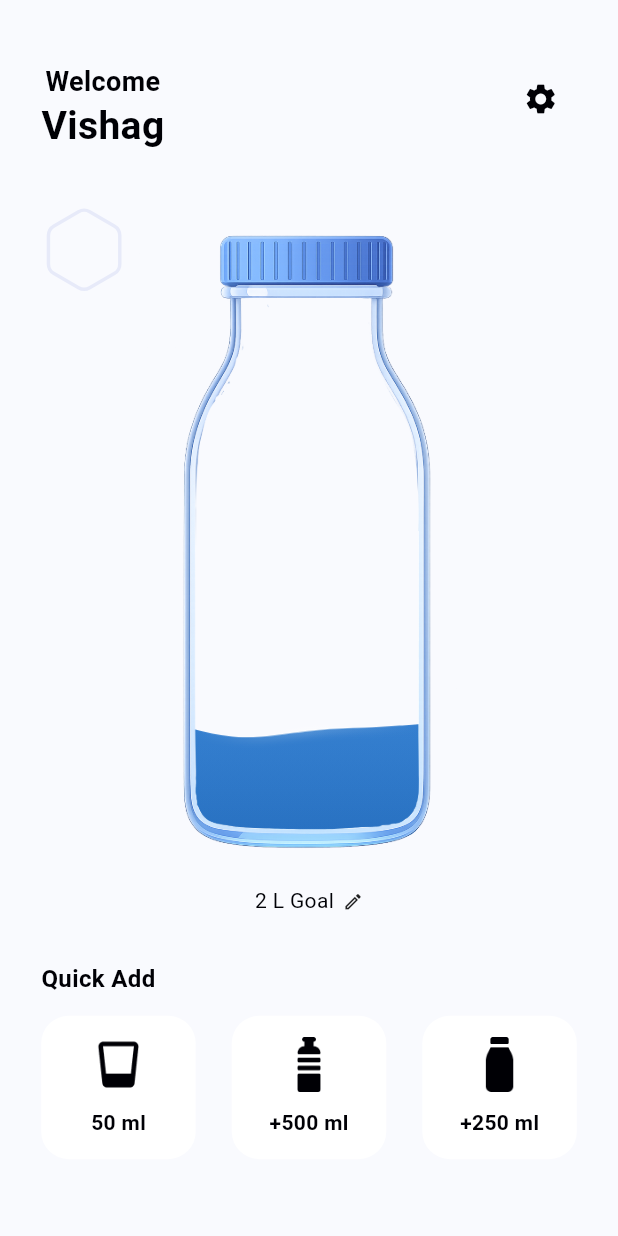
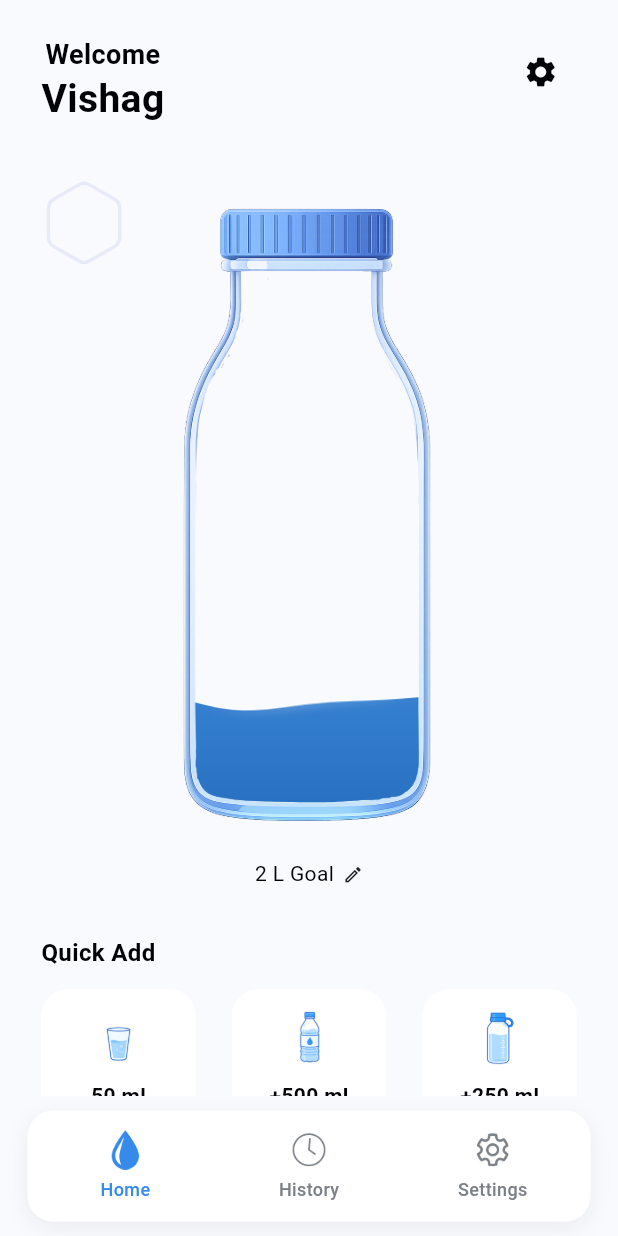
Before and after one commit to vishag002/water_tracker_app, a Flutter app: the screen it shows after launch, on a phone screen of 412 x 824 dp. Run offline on Flutter 3.47's test engine with Material 3 defaults, Android fonts, the phone set to English and light mode, and no system bars; our stand-ins replace flutter_riverpod, flutter_screenutil, shared_preferences.

Commit message:
bottom navigation bar

```diff
--- /dev/null
+++ b/lib/components/bottom_nav_bar.dart
@@ -0,0 +1,131 @@
+import 'package:flutter/material.dart';
+import 'package:flutter_screenutil/flutter_screenutil.dart';
+import 'package:water_tracker_app/core/app_text_styles.dart';
+import 'package:water_tracker_app/core/constants/colour_const.dart';
+import 'package:water_tracker_app/core/constants/image_const.dart';
+import 'package:water_tracker_app/screens/history_screens.dart';
+import 'package:water_tracker_app/screens/home/home_screen.dart';
+import 'package:water_tracker_app/screens/settings/settings_screen.dart';
+
+class MainNavScreen extends StatefulWidget {
+  const MainNavScreen({super.key});
+
+  @override
+  State<MainNavScreen> createState() => _MainNavScreenState();
+}
+
+class _MainNavScreenState extends State<MainNavScreen> {
+  int _selectedIndex = 0;
+
+  static const _tabs = [
+    _NavItem(
+      label: 'Home',
+      outlineIcon: ImageConstants.liquidDropOutline,
+      filledIcon: ImageConstants.liquidDropFill,
+    ),
+    _NavItem(
+      label: 'History',
+      outlineIcon: ImageConstants.clockOutline,
+      filledIcon: ImageConstants.clockFilled,
+    ),
+    _NavItem(
+      label: 'Settings',
+      outlineIcon: ImageConstants.settingsOutline,
+      filledIcon: ImageConstants.settingsFilled,
+    ),
+  ];
+
+  Widget get _currentTab {
+    switch (_selectedIndex) {
+      case 0:
+        return HomeScreen();
+      case 1:
+        return HistoryScreen();
+      case 2:
+        return SettingsScreen();
+      default:
+        return const SizedBox();
+    }
+  }
+
+  void _updateSelectedIndex(int index) {
+    setState(() {
+      _selectedIndex = index;
+    });
+  }
+
+  @override
+  Widget build(BuildContext context) {
+    return Scaffold(
+      body: _currentTab,
+      bottomNavigationBar: SizedBox(height: 78.h, child: _buildNavBar()),
+    );
+  }
+
+  Widget _buildNavBar() {
+    return SafeArea(
+      child: Padding(
+        padding: EdgeInsets.symmetric(horizontal: 16.w, vertical: 8.h),
+        child: Container(
+          decoration: BoxDecoration(
+            color: Theme.of(context).colorScheme.surface,
+            borderRadius: BorderRadius.circular(15.r),
+            boxShadow: [
+              BoxShadow(
+                color: Colors.black.withOpacity(0.06),
+                blurRadius: 12,
+                offset: const Offset(0, 4),
+              ),
+            ],
+          ),
+          child: Row(
+            mainAxisAlignment: MainAxisAlignment.spaceEvenly,
+            children: List.generate(_tabs.length, (i) {
+              final tab = _tabs[i];
+              final isSelected = _selectedIndex == i;
+
+              return GestureDetector(
+                onTap: () => _updateSelectedIndex(i),
+                behavior: HitTestBehavior.opaque,
+                child: Column(
+                  mainAxisSize: MainAxisSize.min,
+                  children: [
+                    Image.asset(
+                      isSelected ? tab.filledIcon : tab.outlineIcon,
+                      width: 100.w,
+                      height: 22.h,
+                      color: isSelected
+                          ? AppColors.colour368AE9
+                          : AppColors.textLight,
+                    ),
+                    SizedBox(height: 4.h),
+                    Text(
+                      tab.label,
+                      style: AppTextStyles.captionMedium.copyWith(
+                        color: isSelected
+                            ? AppColors.colour368AE9
+                            : AppColors.textLight,
+                      ),
+                    ),
+                  ],
+                ),
+              );
+            }),
+          ),
+        ),
+      ),
+    );
+  }
+}
+
+class _NavItem {
+  final String label;
+  final String outlineIcon;
+  final String filledIcon;
+
+  const _NavItem({
+    required this.label,
+    required this.outlineIcon,
+    required this.filledIcon,
+  });
+}
--- a/lib/components/quick_add_button_widget.dart
+++ b/lib/components/quick_add_button_widget.dart
@@ -32,7 +32,6 @@ class QuickAddButtonWidget extends StatelessWidget {
           children: [
             Image.asset(
               imageUrl,
-              color: Theme.of(context).colorScheme.onSurface,
               width: 32.w,
               height: 32.h,
               fit: BoxFit.contain,
--- a/lib/core/constants/image_const.dart
+++ b/lib/core/constants/image_const.dart
@@ -16,4 +16,14 @@ class ImageConstants {
   static const String waterBottleIcon2 =
       'assets/images/water_bottle_icon_2.png';
   static const String waterGlassIcon = 'assets/images/water_glass_icon.png';
+  static const String glass50ML = 'assets/images/50ml.png';
+  static const String bottle250ML = 'assets/images/250ml.png';
+  static const String bottle500ML = 'assets/images/500ml.png';
+  static const String clockFilled = 'assets/images/clock_filled.png';
+  static const String clockOutline = 'assets/images/clock_outline.png';
+  static const String liquidDropFill = 'assets/images/liquid_drop_fill.png';
+  static const String liquidDropOutline =
+      'assets/images/liquid_drop_outline.png';
+  static const String settingsFilled = 'assets/images/settings_filled.png';
+  static const String settingsOutline = 'assets/images/settings_outline.png';
 }
--- a/lib/main.dart
+++ b/lib/main.dart
@@ -2,6 +2,7 @@ import 'package:flutter/material.dart';
 import 'package:flutter_localizations/flutter_localizations.dart';
 import 'package:flutter_riverpod/flutter_riverpod.dart';
 import 'package:flutter_screenutil/flutter_screenutil.dart';
+import 'package:water_tracker_app/components/bottom_nav_bar.dart';
 import 'package:water_tracker_app/core/theme/theme_provider.dart';
 import 'package:water_tracker_app/l10n/app_localizations.dart';
 import 'package:water_tracker_app/screens/home/home_screen.dart';
@@ -33,7 +34,7 @@ class MyApp extends ConsumerWidget {
         ],
         supportedLocales: AppLocalizations.supportedLocales,
         theme: themeData,
-        home: const HomeScreen(),
+        home: MainNavScreen(),
       ),
     );
   }
--- /dev/null
+++ b/lib/screens/history_screens.dart
@@ -0,0 +1,10 @@
+import 'package:flutter/material.dart';
+
+class HistoryScreen extends StatelessWidget {
+  const HistoryScreen({super.key});
+
+  @override
+  Widget build(BuildContext context) {
+    return Scaffold();
+  }
+}
--- a/lib/screens/home/home_screen.dart
+++ b/lib/screens/home/home_screen.dart
@@ -6,10 +6,9 @@ import 'package:water_tracker_app/components/hexagon_widget.dart';
 import 'package:water_tracker_app/components/quick_add_button_widget.dart';
 import 'package:water_tracker_app/components/scaffold_custom.dart';
 import 'package:water_tracker_app/core/app_text_styles.dart';
-import 'package:water_tracker_app/core/constants/colour_const.dart';
 import 'package:water_tracker_app/core/constants/image_const.dart';
 import 'package:water_tracker_app/l10n/app_localizations.dart';
-import 'package:water_tracker_app/screens/settings_screen.dart';
+import 'package:water_tracker_app/screens/settings/settings_screen.dart';
 
 class HomeScreen extends StatefulWidget {
   const HomeScreen({super.key});
@@ -45,12 +44,13 @@ class _HomeScreenState extends State<HomeScreen> {
 
     return ScaffoldCustom(
       showAppBar: false,
-      body: Padding(
+      body: SingleChildScrollView(
+        child: Padding(
           padding: EdgeInsets.symmetric(horizontal: 24.w),
           child: Column(
             crossAxisAlignment: CrossAxisAlignment.start,
             children: [
-            SizedBox(height: 35.h),
+              SizedBox(height: 20.h),
               Row(
                 crossAxisAlignment: CrossAxisAlignment.start,
                 mainAxisAlignment: MainAxisAlignment.spaceBetween,
@@ -72,7 +72,9 @@ class _HomeScreenState extends State<HomeScreen> {
                     onPressed: () {
                       Navigator.push(
                         context,
-                      MaterialPageRoute(builder: (context) => SettingsScreen()),
+                        MaterialPageRoute(
+                          builder: (context) => SettingsScreen(),
+                        ),
                       );
                     },
                     icon: Icon(Icons.settings),
@@ -105,7 +107,12 @@ class _HomeScreenState extends State<HomeScreen> {
                         // depth rather than the dramatic two-tone green before.
                         topColor: const Color(0xFF4A99E8),
                         bottomColor: const Color(0xFF2B7AD1),
-                      imagePadding: const EdgeInsets.fromLTRB(0, 0.09, 0, 0.02),
+                        imagePadding: const EdgeInsets.fromLTRB(
+                          0,
+                          0.09,
+                          0,
+                          0.02,
+                        ),
                         // top: lowered from 0.18 -> 0.10. A large top inset pushes
                         // the liquid box down into the neck's straight section,
                         // where the neck is narrower than the body -- causing the
@@ -143,24 +150,27 @@ class _HomeScreenState extends State<HomeScreen> {
                 ],
               ),
               SizedBox(height: 25.h),
-            Text(localizations.homeQuickAdd, style: AppTextStyles.bodySemiBold),
+              Text(
+                localizations.homeQuickAdd,
+                style: AppTextStyles.bodySemiBold,
+              ),
               SizedBox(height: 10.h),
               Row(
                 mainAxisAlignment: MainAxisAlignment.spaceBetween,
                 children: [
                   QuickAddButtonWidget(
                     onTap: () => _waterController.addLevel(0.05),
-                  imageUrl: ImageConstants.waterGlassIcon,
+                    imageUrl: ImageConstants.glass50ML,
                     title: '50 ml',
                   ),
                   QuickAddButtonWidget(
                     onTap: () => _waterController.addLevel(0.5),
-                  imageUrl: ImageConstants.waterBottleIcon,
+                    imageUrl: ImageConstants.bottle250ML,
                     title: '+500 ml',
                   ),
                   QuickAddButtonWidget(
                     onTap: () => _waterController.addLevel(0.25),
-                  imageUrl: ImageConstants.waterBottleIcon2,
+                    imageUrl: ImageConstants.bottle500ML,
                     title: '+250 ml',
                   ),
                 ],
@@ -168,6 +178,7 @@ class _HomeScreenState extends State<HomeScreen> {
             ],
           ),
         ),
+      ),
     );
   }
 }
```
Also changed, not shown: assets/images/250ml.png (added), assets/images/500ml.png (added), assets/images/50ml.png (added), assets/images/clock_filled.png (added), assets/images/clock_outline.png (added), assets/images/liquid_drop_fill.png (added), assets/images/liquid_drop_outline.png (added), assets/images/settings_filled.png (added), assets/images/settings_outline.png (added), lib/screens/settings/settings_screen.dart (renamed from lib/screens/settings_screen.dart). Lines whose indentation alone changed are shown as unchanged.
